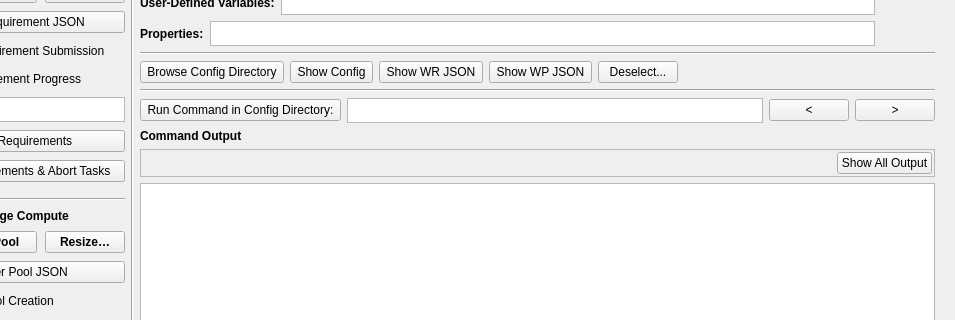
Qt form yellowdog_cli/commander/commander.ui (yellowdog/yellowdog-cli) before a commit; both pictures show x 147 to 1102 and y 92 to 412 of the 1102 by 800 pixel window.
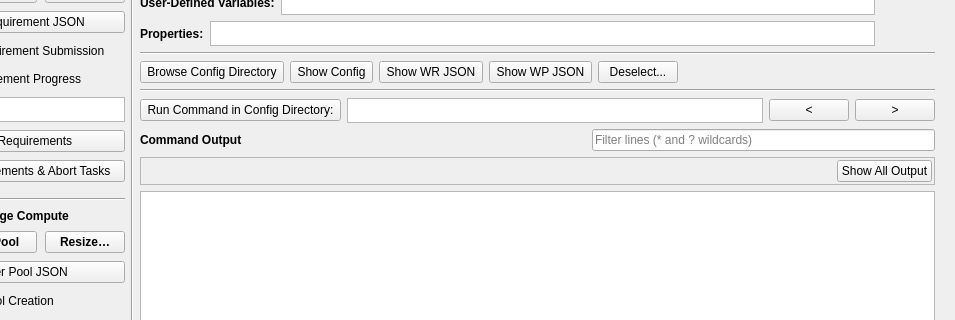
The same form after that commit.

Commit message:
Commander: filter the output window by text
A Filter lines field beside the Command Output heading (Cmd/Ctrl+F) shows
only the lines containing its text, matched line by line, ignoring case,
with * and ? as the only wildcards. It combines with the filter by process;
the bar describes both, Show All Output lifts both, Clear keeps the text,
and Copy and Save take the lines shown. The view keeps the exact line in
place across a rebuild, or the first shown after it.

Patch:
```diff
--- a/yellowdog_cli/commander/commander.ui
+++ b/yellowdog_cli/commander/commander.ui
@@ -1119,6 +1119,8 @@
        </layout>
       </item>
       <item>
+       <layout class="QHBoxLayout" name="horizontalLayout_output_title">
+        <item>
        <widget class="QLabel" name="command_output_title">
         <property name="font">
          <font>
@@ -1131,6 +1133,37 @@
        </widget>
       </item>
       <item>
+         <spacer name="spacer_output_title">
+          <property name="orientation">
+           <enum>Qt::Orientation::Horizontal</enum>
+          </property>
+          <property name="sizeHint" stdset="0">
+           <size>
+            <width>0</width>
+            <height>0</height>
+           </size>
+          </property>
+         </spacer>
+        </item>
+        <item>
+         <widget class="QLineEdit" name="output_text_filter">
+          <property name="toolTip">
+           <string>Show only the output lines containing this text; * and ? are wildcards</string>
+          </property>
+          <property name="minimumSize">
+           <size>
+            <width>240</width>
+            <height>0</height>
+           </size>
+          </property>
+          <property name="placeholderText">
+           <string>Filter lines (* and ? wildcards)</string>
+          </property>
+         </widget>
+        </item>
+       </layout>
+      </item>
+      <item>
        <widget class="QFrame" name="output_filter_bar">
         <property name="frameShape">
          <enum>QFrame::Shape::StyledPanel</enum>
```
Left out of the diff: 2 changed lines with no effect on the pictures. Lines whose indentation alone changed are shown as unchanged. The commit also changes 8 other files.
